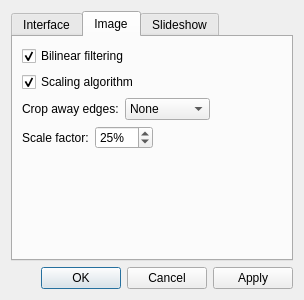
Before: the Qt Designer form src/qvoptionsdialog.ui in jurplel/qView, drawn with Qt 5.
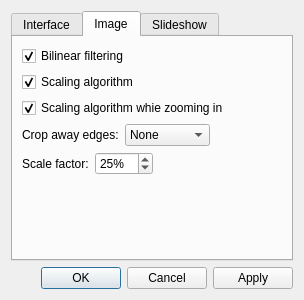
After: the same form once the commit is applied.

Commit message: added option for expensive inward zooming

Diff of the .ui file:
```diff
--- a/src/qvoptionsdialog.ui
+++ b/src/qvoptionsdialog.ui
@@ -176,7 +176,7 @@
          </property>
         </widget>
        </item>
-       <item row="2" column="0">
+       <item row="3" column="0">
         <layout class="QHBoxLayout" name="horizontalLayout_2">
          <item>
           <widget class="QLabel" name="label_2">
@@ -212,7 +212,7 @@
          </item>
         </layout>
        </item>
-       <item row="3" column="0">
+       <item row="4" column="0">
         <layout class="QHBoxLayout" name="horizontalLayout_3">
          <item>
           <widget class="QLabel" name="label_3">
@@ -242,6 +242,16 @@
          </item>
         </layout>
        </item>
+       <item row="2" column="0">
+        <widget class="QCheckBox" name="scalingTwoCheckbox">
+         <property name="text">
+          <string>Scaling algorithm whie zooming in</string>
+         </property>
+         <property name="checked">
+          <bool>true</bool>
+         </property>
+        </widget>
+       </item>
       </layout>
      </widget>
      <widget class="QWidget" name="slideshow">
```
The commit also changes 5 other files.
